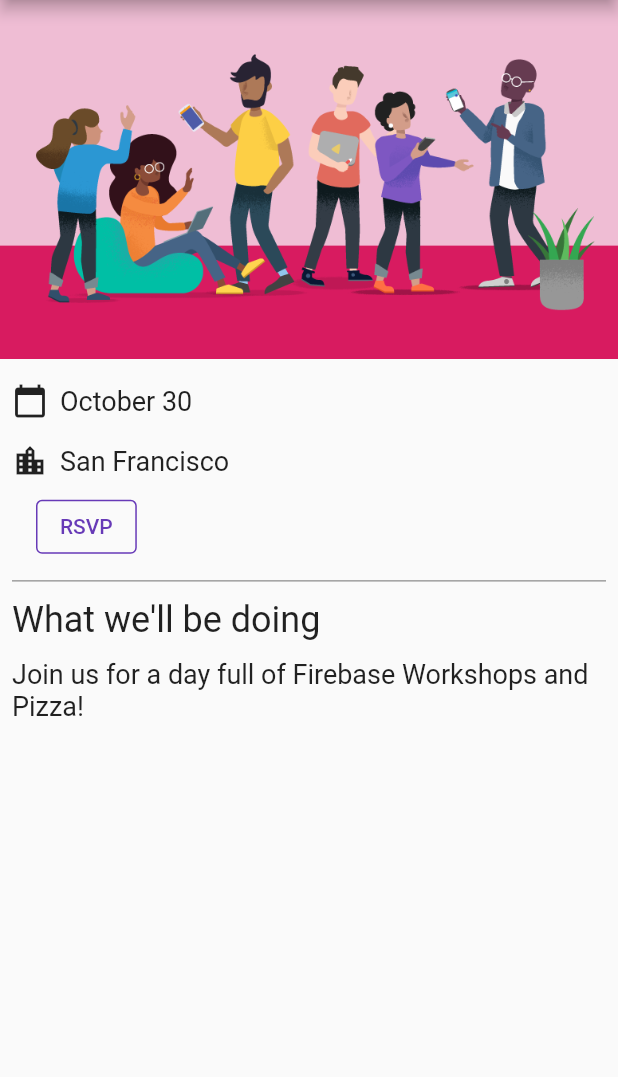
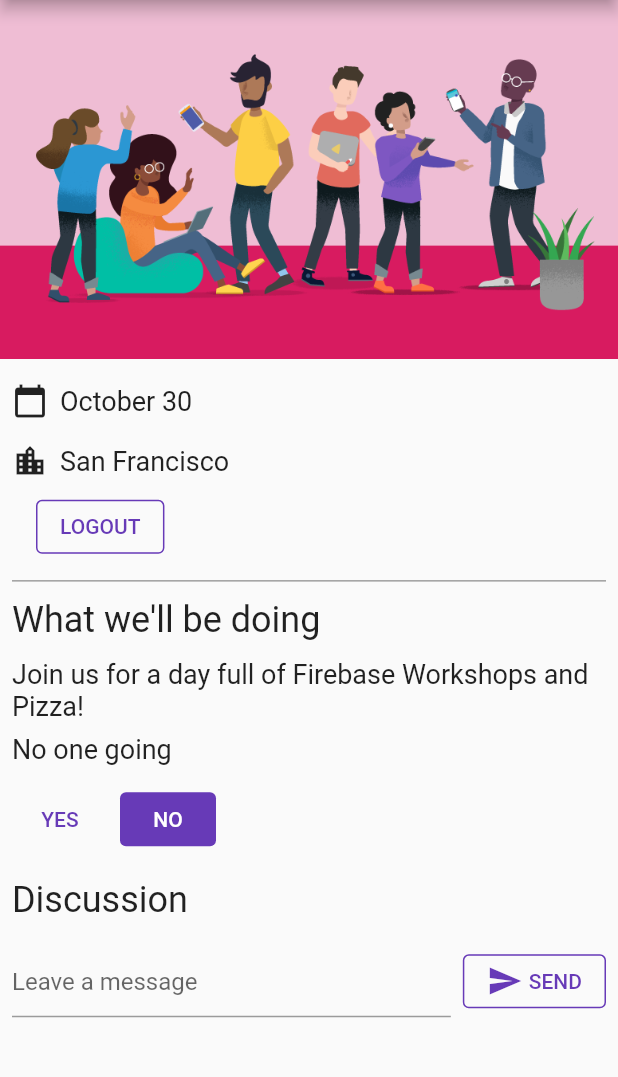
Before and after one commit to Rjndrkha/Flutter_Firebase_Chat, a Flutter app: the HomePage screen opened directly, on a phone screen of 412 x 824 dp, the part 84-1161 px from its top. Run offline on Flutter 3.47's test engine with Material 2 defaults, Android fonts, the phone set to English and light mode, and no system bars; our stand-ins replace cloud_firestore, firebase_auth, firebase_core, google_fonts; accounts and stored records are empty.

Commit message:
fixing and done

```diff
--- a/lib/main.dart
+++ b/lib/main.dart
@@ -1,26 +1,49 @@
-import 'dart:async'; // new
-import 'package:cloud_firestore/cloud_firestore.dart'; // new
-import 'package:firebase_auth/firebase_auth.dart'; // new
-import 'package:firebase_core/firebase_core.dart'; // new
+import 'dart:async';
+
+import 'package:cloud_firestore/cloud_firestore.dart';
+import 'package:firebase_auth/firebase_auth.dart';
+import 'package:firebase_core/firebase_core.dart';
 import 'package:flutter/material.dart';
 import 'package:google_fonts/google_fonts.dart';
-import 'package:provider/provider.dart'; // new
+import 'package:provider/provider.dart';
 
-import 'firebase_options.dart'; // new
-import 'src/authentication.dart'; // new
+import 'firebase_options.dart';
+import 'src/authentication.dart';
 import 'src/widgets.dart';
 
 void main() {
   runApp(
     ChangeNotifierProvider(
       create: (context) => ApplicationState(),
-      builder: (context, _) => App(),
+      builder: (context, _) => const App(),
     ),
   );
 }
 
+class App extends StatelessWidget {
+  const App({super.key});
+
+  @override
+  Widget build(BuildContext context) {
+    return MaterialApp(
+      title: 'Firebase Meetup',
+      theme: ThemeData(
+        buttonTheme: Theme.of(context).buttonTheme.copyWith(
+              highlightColor: Colors.deepPurple,
+            ),
+        primarySwatch: Colors.deepPurple,
+        textTheme: GoogleFonts.robotoTextTheme(
+          Theme.of(context).textTheme,
+        ),
+        visualDensity: VisualDensity.adaptivePlatformDensity,
+      ),
+      home: const HomePage(),
+    );
+  }
+}
+
 class HomePage extends StatelessWidget {
-  const HomePage({Key? key}) : super(key: key);
+  const HomePage({super.key});
 
   @override
   Widget build(BuildContext context) {
@@ -57,47 +80,33 @@ class HomePage extends StatelessWidget {
           const Paragraph(
             'Join us for a day full of Firebase Workshops and Pizza!',
           ),
-          // Modify from here
           Consumer<ApplicationState>(
             builder: (context, appState, _) => Column(
               crossAxisAlignment: CrossAxisAlignment.start,
               children: [
+                if (appState.attendees >= 2)
+                  Paragraph('${appState.attendees} people going')
+                else if (appState.attendees == 1)
+                  const Paragraph('1 person going')
+                else
+                  const Paragraph('No one going'),
                 if (appState.loginState == ApplicationLoginState.loggedIn) ...[
+                  YesNoSelection(
+                    state: appState.attending,
+                    onSelection: (attending) => appState.attending = attending,
+                  ),
                   const Header('Discussion'),
                   GuestBook(
                     addMessage: (message) =>
                         appState.addMessageToGuestBook(message),
-                    messages: appState.guestBookMessages, // new
+                    messages: appState.guestBookMessages,
                   ),
                 ],
               ],
             ),
           ),
-          // To here.
         ],
       ),
-    );
-  }
-}
-
-class App extends StatelessWidget {
-  const App({super.key});
-
-  @override
-  Widget build(BuildContext context) {
-    return MaterialApp(
-      title: 'Firebase Meetup',
-      theme: ThemeData(
-        buttonTheme: Theme.of(context).buttonTheme.copyWith(
-              highlightColor: Colors.deepPurple,
-            ),
-        primarySwatch: Colors.deepPurple,
-        textTheme: GoogleFonts.robotoTextTheme(
-          Theme.of(context).textTheme,
-        ),
-        visualDensity: VisualDensity.adaptivePlatformDensity,
-      ),
-      home: const HomePage(),
     );
   }
 }
@@ -107,28 +116,23 @@ class ApplicationState extends ChangeNotifier {
     init();
   }
 
-  Future<DocumentReference> addMessageToGuestBook(String message) {
-    if (_loginState != ApplicationLoginState.loggedIn) {
-      throw Exception('Must be logged in');
-    }
-
-    return FirebaseFirestore.instance
-        .collection('guestbook')
-        .add(<String, dynamic>{
-      'text': message,
-      'timestamp': DateTime.now().millisecondsSinceEpoch,
-      'name': FirebaseAuth.instance.currentUser!.displayName,
-      'userId': FirebaseAuth.instance.currentUser!.uid,
-    });
-  }
-
   Future<void> init() async {
     await Firebase.initializeApp(
       options: DefaultFirebaseOptions.currentPlatform,
     );
 
+    FirebaseFirestore.instance
+        .collection('attendees')
+        .where('attending', isEqualTo: true)
+        .snapshots()
+        .listen((snapshot) {
+      _attendees = snapshot.docs.length;
+      notifyListeners();
+    });
+
     FirebaseAuth.instance.userChanges().listen((user) {
       if (user != null) {
+        _loginState = ApplicationLoginState.loggedIn;
         _guestBookSubscription = FirebaseFirestore.instance
             .collection('guestbook')
             .orderBy('timestamp', descending: true)
@@ -145,11 +149,27 @@ class ApplicationState extends ChangeNotifier {
           }
           notifyListeners();
         });
+        _attendingSubscription = FirebaseFirestore.instance
+            .collection('attendees')
+            .doc(user.uid)
+            .snapshots()
+            .listen((snapshot) {
+          if (snapshot.data() != null) {
+            if (snapshot.data()!['attending'] as bool) {
+              _attending = Attending.yes;
+            } else {
+              _attending = Attending.no;
+            }
+          } else {
+            _attending = Attending.unknown;
+          }
+          notifyListeners();
+        });
       } else {
         _loginState = ApplicationLoginState.loggedOut;
-
         _guestBookMessages = [];
         _guestBookSubscription?.cancel();
+        _attendingSubscription?.cancel();
       }
       notifyListeners();
     });
@@ -164,6 +184,23 @@ class ApplicationState extends ChangeNotifier {
   StreamSubscription<QuerySnapshot>? _guestBookSubscription;
   List<GuestBookMessage> _guestBookMessages = [];
   List<GuestBookMessage> get guestBookMessages => _guestBookMessages;
+
+  int _attendees = 0;
+  int get attendees => _attendees;
+
+  Attending _attending = Attending.unknown;
+  StreamSubscription<DocumentSnapshot>? _attendingSubscription;
+  Attending get attending => _attending;
+  set attending(Attending attending) {
+    final userDoc = FirebaseFirestore.instance
+        .collection('attendees')
+        .doc(FirebaseAuth.instance.currentUser!.uid);
+    if (attending == Attending.yes) {
+      userDoc.set(<String, dynamic>{'attending': true});
+    } else {
+      userDoc.set(<String, dynamic>{'attending': false});
+    }
+  }
 
   void startLoginFlow() {
     _loginState = ApplicationLoginState.emailAddress;
@@ -226,6 +263,21 @@ class ApplicationState extends ChangeNotifier {
   void signOut() {
     FirebaseAuth.instance.signOut();
   }
+
+  Future<DocumentReference> addMessageToGuestBook(String message) {
+    if (_loginState != ApplicationLoginState.loggedIn) {
+      throw Exception('Must be logged in');
+    }
+
+    return FirebaseFirestore.instance
+        .collection('guestbook')
+        .add(<String, dynamic>{
+      'text': message,
+      'timestamp': DateTime.now().millisecondsSinceEpoch,
+      'name': FirebaseAuth.instance.currentUser!.displayName,
+      'userId': FirebaseAuth.instance.currentUser!.uid,
+    });
+  }
 }
 
 class GuestBookMessage {
@@ -234,14 +286,19 @@ class GuestBookMessage {
   final String message;
 }
 
-// Class Chat
+enum Attending { yes, no, unknown }
+
 class GuestBook extends StatefulWidget {
-  const GuestBook({required this.addMessage, required this.messages});
+  const GuestBook({
+    required this.addMessage,
+    required this.messages,
+    super.key,
+  });
   final FutureOr<void> Function(String message) addMessage;
-  final List<GuestBookMessage> messages; // new
+  final List<GuestBookMessage> messages;
 
   @override
-  _GuestBookState createState() => _GuestBookState();
+  State<GuestBook> createState() => _GuestBookState();
 }
 
 class _GuestBookState extends State<GuestBook> {
@@ -301,3 +358,72 @@ class _GuestBookState extends State<GuestBook> {
     );
   }
 }
+
+class YesNoSelection extends StatelessWidget {
+  const YesNoSelection({
+    required this.state,
+    required this.onSelection,
+    super.key,
+  });
+  final Attending state;
+  final void Function(Attending selection) onSelection;
+
+  @override
+  Widget build(BuildContext context) {
+    switch (state) {
+      case Attending.yes:
+        return Padding(
+          padding: const EdgeInsets.all(8.0),
+          child: Row(
+            children: [
+              ElevatedButton(
+                style: ElevatedButton.styleFrom(elevation: 0),
+                onPressed: () => onSelection(Attending.yes),
+                child: const Text('YES'),
+              ),
+              const SizedBox(width: 8),
+              TextButton(
+                onPressed: () => onSelection(Attending.no),
+                child: const Text('NO'),
+              ),
+            ],
+          ),
+        );
+      case Attending.no:
+        return Padding(
+          padding: const EdgeInsets.all(8.0),
+          child: Row(
+            children: [
+              TextButton(
+                onPressed: () => onSelection(Attending.yes),
+                child: const Text('YES'),
+              ),
+              const SizedBox(width: 8),
+              ElevatedButton(
+                style: ElevatedButton.styleFrom(elevation: 0),
+                onPressed: () => onSelection(Attending.no),
+                child: const Text('NO'),
+              ),
+            ],
+          ),
+        );
+      default:
+        return Padding(
+          padding: const EdgeInsets.all(8.0),
+          child: Row(
+            children: [
+              StyledButton(
+                onPressed: () => onSelection(Attending.yes),
+                child: const Text('YES'),
+              ),
+              const SizedBox(width: 8),
+              StyledButton(
+                onPressed: () => onSelection(Attending.no),
+                child: const Text('NO'),
+              ),
+            ],
+          ),
+        );
+    }
+  }
+}
--- a/pubspec.yaml
+++ b/pubspec.yaml
@@ -37,9 +37,9 @@ dependencies:
   # Use with the CupertinoIcons class for iOS style icons.
   cupertino_icons: ^1.0.2
   google_fonts: ^3.0.1
-  firebase_core: ^1.22.0
-  firebase_auth: ^3.9.0
-  cloud_firestore: ^3.4.8
+  cloud_firestore: ^3.4.6
+  firebase_auth: ^3.7.0
+  firebase_core: ^1.21.1
   provider: ^6.0.3
 
 dev_dependencies:
```
Also changed, not shown: 3 other files.
